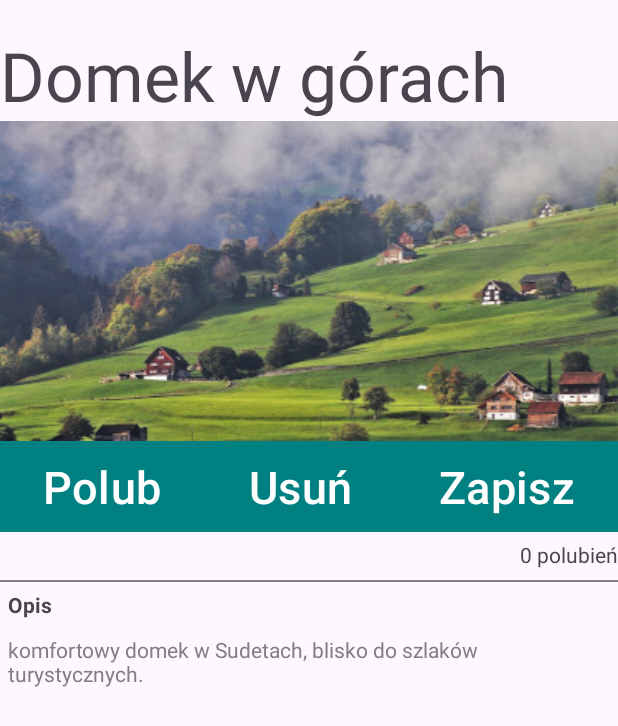
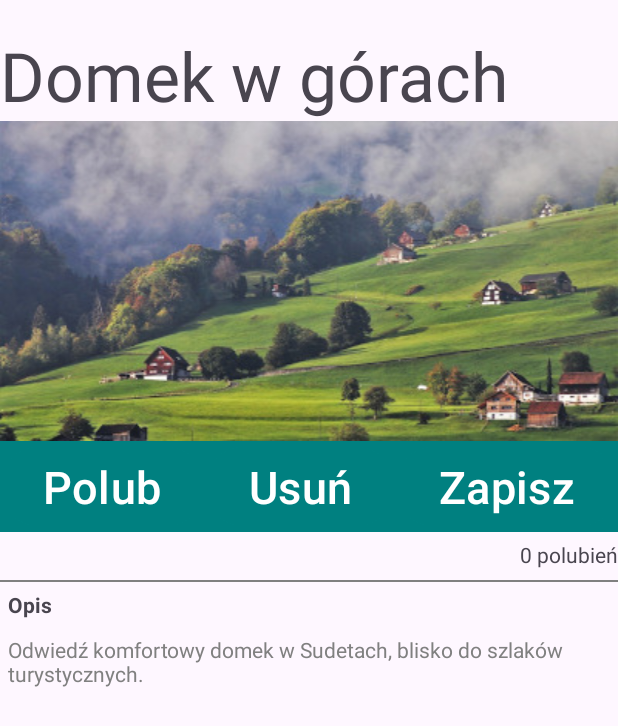
Before and after one commit to Tomal4/domekwgorach, an Android app: the screen it shows after launch (MainActivity), on a phone screen of 412 x 824 dp. Shown: the top 726 px of the screen. Run offline under Robolectric (Android 15) with nearby library versions, the phone set to English and light mode, and no system bars.

Commit message:
Update activity_main.xml

```diff
--- a/app/src/main/res/layout/activity_main.xml
+++ b/app/src/main/res/layout/activity_main.xml
@@ -79,7 +79,7 @@
         android:id="@+id/textView4"
         android:layout_width="match_parent"
         android:layout_height="wrap_content"
-        android:text="komfortowy domek w Sudetach, blisko do szlaków turystycznych."
+        android:text="Odwiedź komfortowy domek w Sudetach, blisko do szlaków turystycznych."
         android:textColor="#808080"
         android:layout_margin="5dp"/>
 </LinearLayout>
```
